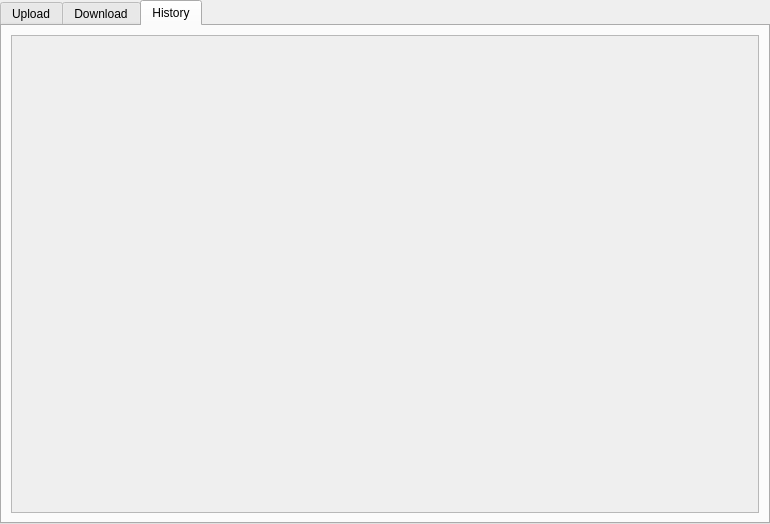
Old version of the form client/transportwidget.ui in the repository nekosilverfox/foxcloud.
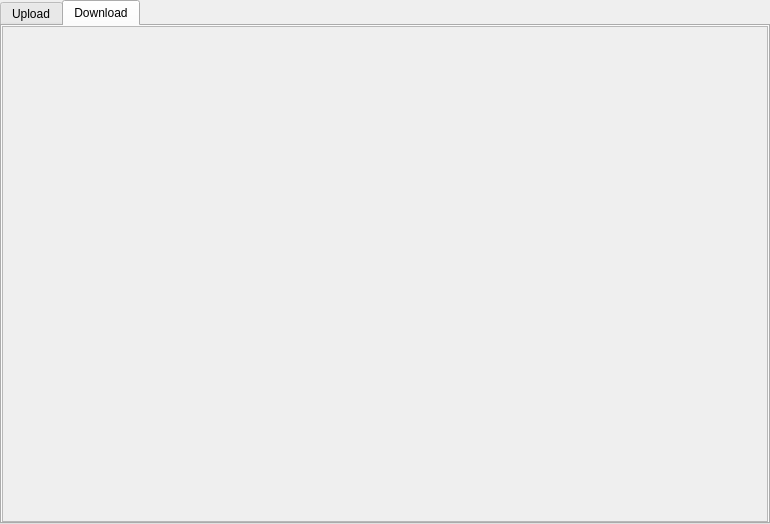
New version of the form. The open tabs and pages were chosen to show the change.

Commit message: 增加 全局字体并移除 history 页

```diff
--- a/client/transportwidget.ui
+++ b/client/transportwidget.ui
@@ -124,30 +124,6 @@
        </item>
       </layout>
      </widget>
-     <widget class="QWidget" name="tabHistory">
-      <attribute name="title">
-       <string>History</string>
-      </attribute>
-      <layout class="QVBoxLayout" name="verticalLayout_3">
-       <item>
-        <widget class="QScrollArea" name="scrollArea_3">
-         <property name="widgetResizable">
-          <bool>true</bool>
-         </property>
-         <widget class="QWidget" name="scrollAreaWidgetContents_3">
-          <property name="geometry">
-           <rect>
-            <x>0</x>
-            <y>0</y>
-            <width>722</width>
-            <height>461</height>
-           </rect>
-          </property>
-         </widget>
-        </widget>
-       </item>
-      </layout>
-     </widget>
     </widget>
    </item>
   </layout>
```
The commit also changes 3 other files.
